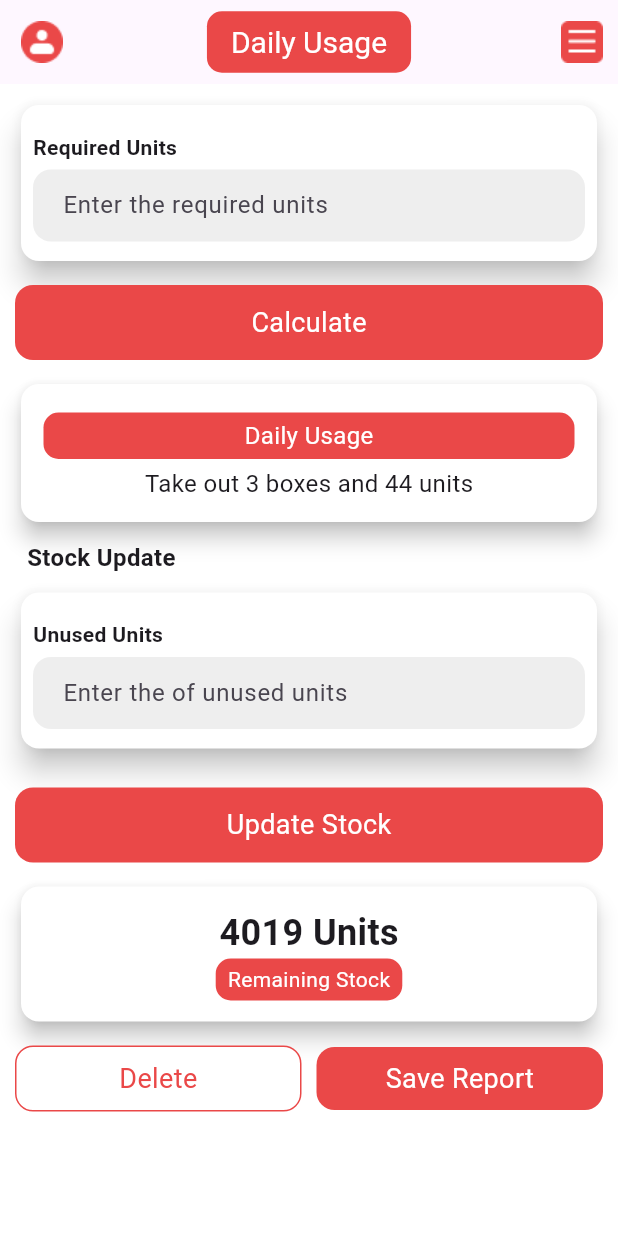
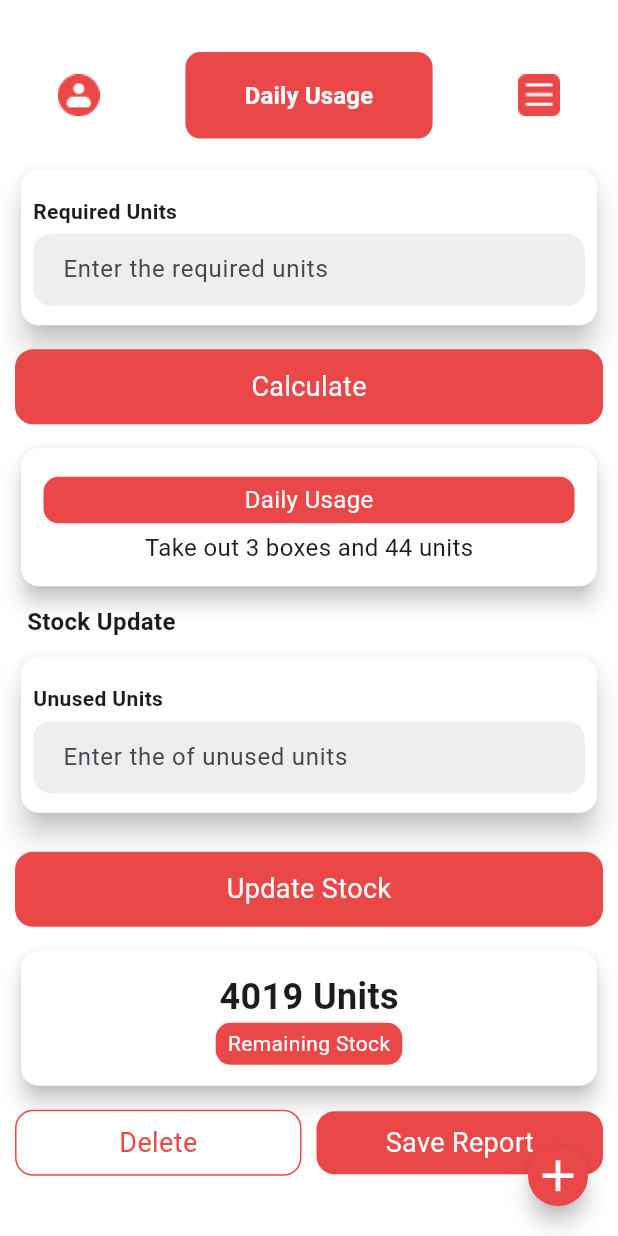
Before and after one commit to Maqbool8937/responsive-app-structure, a Flutter app: the DailyUsage screen opened directly, on a phone screen of 412 x 824 dp. Run offline on Flutter 3.47's test engine with Material 3 defaults, Android fonts, the phone set to English and light mode, and no system bars; our stand-ins replace flutter_otp_text_field, flutter_screenutil, get.

Commit message:
all changes done

```diff
--- a/lib/controllers/getxControllers/password_controller.dart
+++ b/lib/controllers/getxControllers/password_controller.dart
@@ -12,4 +12,5 @@ class PasswordController extends GetxController {
   void togglePasswordVisibility() {
     isPasswordVisible.value = !isPasswordVisible.value;
   }
+
 }
--- a/lib/view/screens/Reports_screen.dart
+++ b/lib/view/screens/Reports_screen.dart
@@ -171,4 +171,5 @@ class ReportsScreen extends StatelessWidget {
 
     );
   }
+
 }
--- a/lib/view/screens/authentication/register_successfull.dart
+++ b/lib/view/screens/authentication/register_successfull.dart
@@ -17,7 +17,7 @@ class RegisterSuccessfull extends StatelessWidget {
     return Scaffold(
       body: SafeArea(
           child: Padding(
-        padding: EdgeInsets.symmetric(horizontal: mediaQuerySize.width * 0.1.w,vertical: mediaQuerySize.height*0.03.h),
+        padding: EdgeInsets.symmetric(horizontal: mediaQuerySize.width * 0.15.w,vertical: mediaQuerySize.height*0.03.h),
         child: Column(
           crossAxisAlignment: CrossAxisAlignment.start,
           children: [
--- a/lib/features/daily_usage.dart
+++ b/lib/view/screens/features/daily_usage.dart
@@ -1,22 +1,40 @@
 import 'package:flutter/material.dart';
-import 'package:stock_calculation_app/utils/colors.dart';
-import 'package:stock_calculation_app/widgets/add_type_card.dart';
-import 'package:stock_calculation_app/widgets/common_dropdown.dart';
-import 'package:stock_calculation_app/widgets/common_widgets.dart';
+import 'package:flutter_screenutil/flutter_screenutil.dart';
+
+
+
+import '../../../controllers/utils/app_colors.dart';
+import '../../../controllers/utils/colors.dart';
+import '../../widgets/common_widgets.dart';
+import '../../widgets/custom_button.dart';
+
+
 
 class DailyUsage extends StatelessWidget {
   const DailyUsage({super.key});
 
   @override
   Widget build(BuildContext context) {
+    Size mediaQuerySize = MediaQuery.of(context).size;
     return SafeArea(
         child: Scaffold(
             backgroundColor: Colors.white,
-            appBar: buildAppBar("Daily Usage"),
+
             body: Container(
               margin: EdgeInsets.all(10),
               child: ListView(
                 children: [
+                   SizedBox(height: mediaQuerySize.height*0.03.h,),
+                    Row(
+          mainAxisAlignment: MainAxisAlignment.spaceAround,
+          children: [
+
+            Image.asset('assets/images/edit_icon.png',fit: BoxFit.cover,),
+            CustomButton(name: 'Daily Usage',width: mediaQuerySize.width*0.4.w,),
+            Image.asset('assets/images/menu.png',fit: BoxFit.contain,)
+          ],),
+          SizedBox(height: mediaQuerySize.height*0.02.h,),
+
                   Card(
                     color: Colors.white,
                     elevation: 8,
@@ -209,6 +227,19 @@ class DailyUsage extends StatelessWidget {
                   ),
                 ],
               ),
-            )));
+
+            ),
+             floatingActionButton: FloatingActionButton.small(
+  onPressed: () {},
+  backgroundColor: AppColors.buttonColor,
+  shape: CircleBorder(), // Ensures a circular shape
+  child: Icon(
+    Icons.add,
+    color: Colors.white,
+    size: 35,
+  ),
+),
+            ),
+            );
   }
 }
--- a/lib/widgets/add_type_card.dart
+++ b/lib/view/widgets/add_type_card.dart
@@ -1,5 +1,7 @@
 import 'package:flutter/material.dart';
-import 'package:stock_calculation_app/utils/colors.dart';
+
+
+import '../../controllers/utils/colors.dart';
 
 class AddTypeCard extends StatefulWidget {
   final List<String> items;
--- a/lib/widgets/common_widgets.dart
+++ b/lib/view/widgets/common_widgets.dart
@@ -1,6 +1,8 @@
 import 'package:flutter/material.dart';
-import 'package:stock_calculation_app/utils/colors.dart';
-import 'package:stock_calculation_app/utils/image_constant.dart';
+
+
+import '../../controllers/utils/colors.dart';
+import '../../controllers/utils/image_constant.dart';
 
 buildAppBar(String title) {
   return AppBar(
```
Also changed, not shown: lib/controllers/getxControllers/bottom_navbar_controller.dart (added, +9 -0 lines), lib/controllers/utils/app_textstyles.dart (+9 -2 lines), lib/main.dart (+6 -1 lines), lib/view/screens/bottom_navbar_screen.dart (added, +58 -0 lines), lib/view/screens/features/stock_count.dart (renamed from lib/features/stock_count.dart, +37 -6 lines), lib/view/widgets/alertdialog_widget.dart (added, +57 -0 lines), pubspec.yaml (+10 -5 lines), assets/fonts/kanit/Kanit-Bold.ttf (added), assets/fonts/kanit/Kanit-Medium.ttf (added), assets/fonts/kanit/Kanit-Regular.ttf (added), lib/controllers/utils/colors.dart (renamed from lib/utils/colors.dart), lib/controllers/utils/image_constant.dart (renamed from lib/utils/image_constant.dart), lib/view/widgets/common_dropdown.dart (renamed from lib/widgets/common_dropdown.dart), 1 other file.
